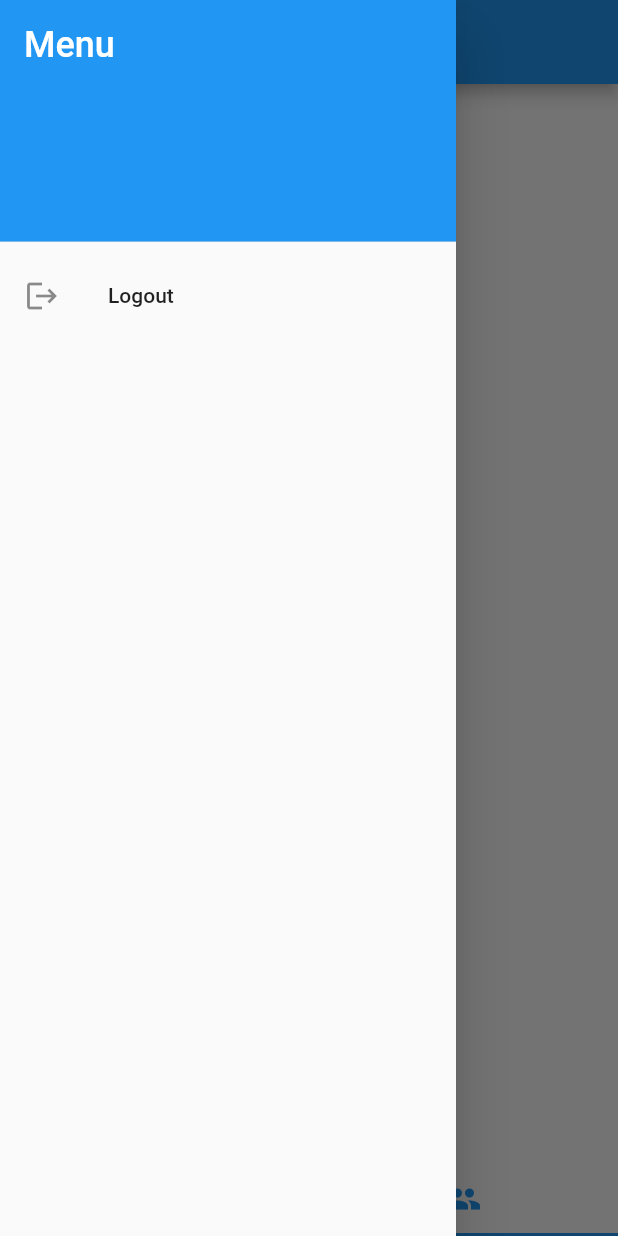
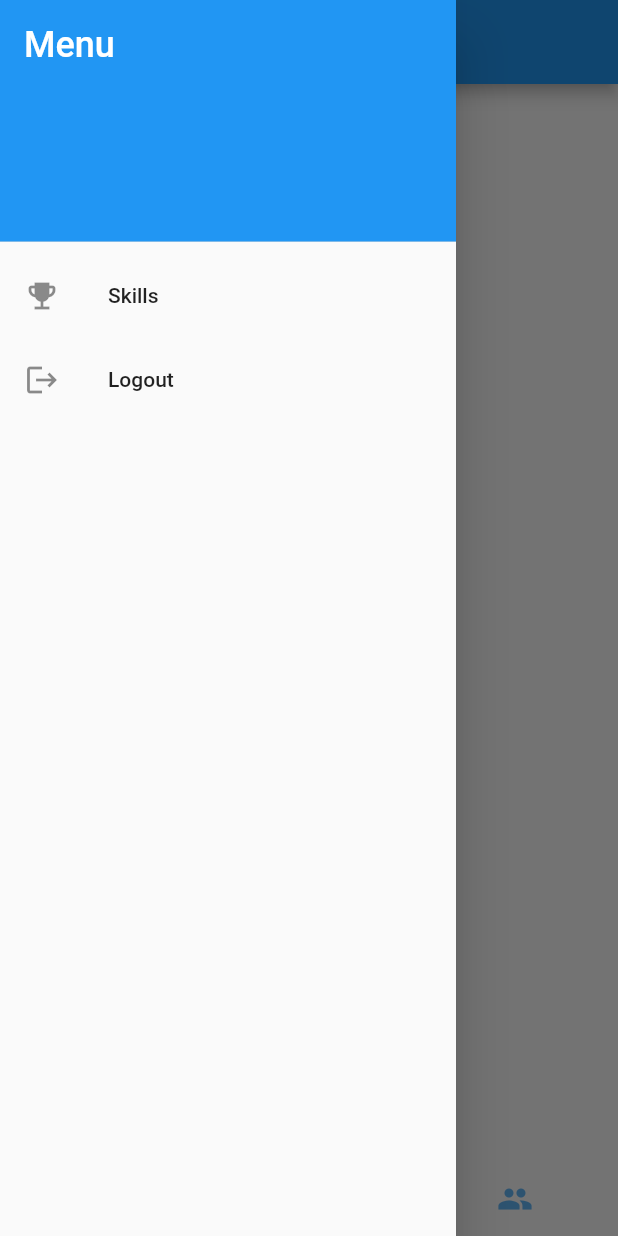
Before and after one commit to Mystery-Coder/Student-Progress-Tracker, a Flutter app: the Tabs screen opened by its route, tab 2 chosen, with the side drawer open, on a phone screen of 412 x 824 dp. Run offline on Flutter 3.47's test engine with Material 3 defaults, Android fonts, the light colour scheme and no system bars; our stand-ins replace flutter_spinkit, supabase_flutter; accounts and stored records are empty; network calls fail; project files that could hold a hidden picture were left out.

Commit message:
feat: enhance Tabs with ModelTab and GroupsTab, update navigation and data fetching

```diff
--- a/student_progress_app/lib/routes/tabs.dart
+++ b/student_progress_app/lib/routes/tabs.dart
@@ -1,7 +1,10 @@
 import 'package:flutter/material.dart';
 import 'package:student_progress_app/routes/login.dart';
+import 'package:student_progress_app/routes/skills.dart';
 import 'package:student_progress_app/types.dart';
 import 'package:student_progress_app/widgets/details_tab.dart';
+import 'package:student_progress_app/widgets/groups_tab.dart';
+import 'package:student_progress_app/widgets/model_tab.dart';
 import 'package:supabase_flutter/supabase_flutter.dart';
 
 class Tabs extends StatefulWidget {
@@ -32,7 +35,7 @@ class _TabsState extends State<Tabs> with SingleTickerProviderStateMixin {
   initState() {
     super.initState();
     _getDetails();
-    _tabController = TabController(length: 2, vsync: this);
+    _tabController = TabController(length: 3, vsync: this);
   }
 
   @override
@@ -75,6 +78,13 @@ class _TabsState extends State<Tabs> with SingleTickerProviderStateMixin {
                 ),
               ),
               ListTile(
+                leading: Icon(Icons.emoji_events),
+                title: Text("Skills"),
+                onTap: () {
+                  Navigator.pushNamed(context, Skills.routeName);
+                },
+              ),
+              ListTile(
                 leading: Icon(Icons.logout),
                 title: Text("Logout"),
                 onTap: () async {
@@ -98,15 +108,13 @@ class _TabsState extends State<Tabs> with SingleTickerProviderStateMixin {
         ),
         body: TabBarView(
           controller: _tabController,
-          children: [
-            DetailsTab(),
-            Center(child: Text("Page to display results")),
-          ],
+          children: [DetailsTab(), ModelTab(), GroupsTab()],
         ),
         bottomNavigationBar: TabBar(
           controller: _tabController,
           tabs: const [
             Tab(icon: Icon(Icons.info)),
+            Tab(icon: Icon(Icons.memory)),
             Tab(icon: Icon(Icons.group)),
           ],
           labelColor: Colors.blue,
--- /dev/null
+++ b/student_progress_app/lib/widgets/model_tab.dart
@@ -0,0 +1,15 @@
+import 'package:flutter/material.dart';
+
+class ModelTab extends StatefulWidget {
+  const ModelTab({super.key});
+
+  @override
+  State<ModelTab> createState() => _ModelTabState();
+}
+
+class _ModelTabState extends State<ModelTab> {
+  @override
+  Widget build(BuildContext context) {
+    return Center(child: Text("Model for Placement Chance"));
+  }
+}
```
Also changed, not shown: student_progress_app/lib/widgets/groups_tab.dart (+45 -5 lines).
